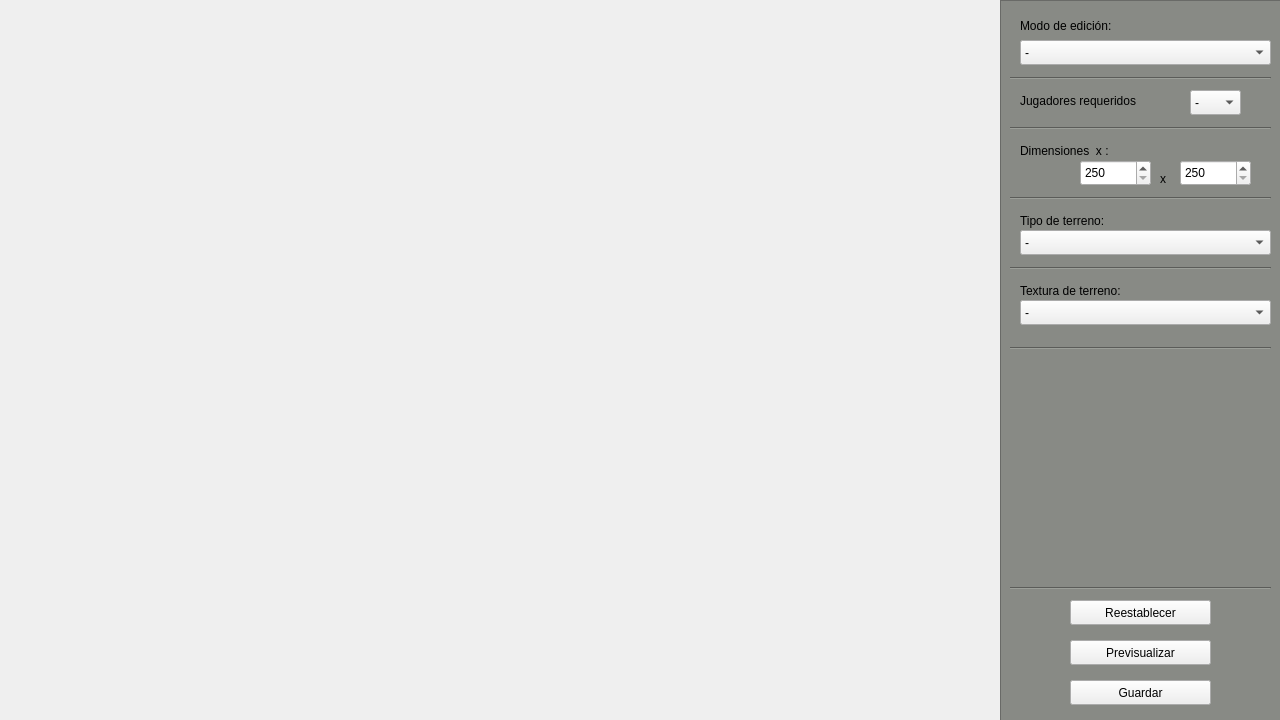
Old version of the form Editor/DuneMapEditor_ui.ui in the repository LGhosn/Dune-Taller-de-Programacion-FIUBA.
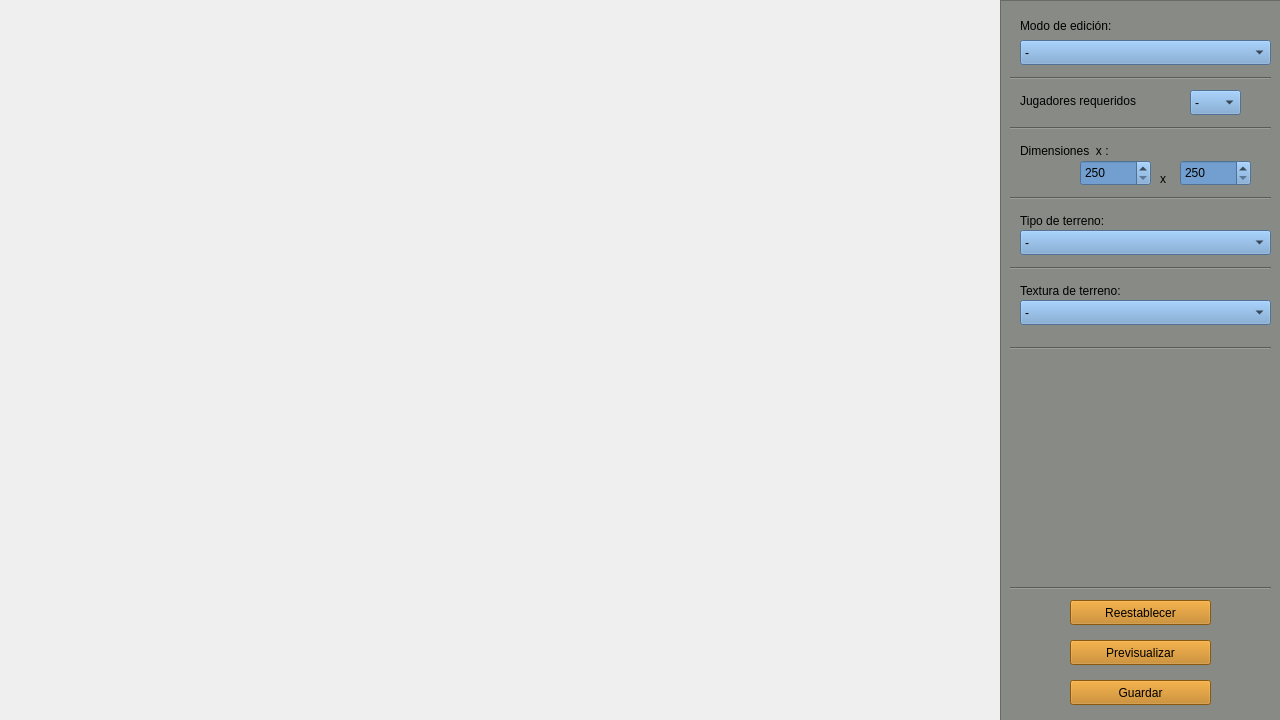
New version of the form.

Diff of the .ui file:
```diff
--- a/Editor/DuneMapEditor_ui.ui
+++ b/Editor/DuneMapEditor_ui.ui
@@ -85,6 +85,10 @@
     <property name="cursor">
      <cursorShape>PointingHandCursor</cursorShape>
     </property>
+    <property name="styleSheet">
+     <string notr="true">background-color: rgb(114, 159, 207);
+</string>
+    </property>
     <property name="insertPolicy">
      <enum>QComboBox::NoInsert</enum>
     </property>
@@ -132,6 +136,9 @@
     <property name="cursor">
      <cursorShape>PointingHandCursor</cursorShape>
     </property>
+    <property name="styleSheet">
+     <string notr="true">background-color: rgb(114, 159, 207);</string>
+    </property>
     <item>
      <property name="text">
       <string>-</string>
@@ -183,6 +190,9 @@
     <property name="cursor">
      <cursorShape>PointingHandCursor</cursorShape>
     </property>
+    <property name="styleSheet">
+     <string notr="true">background-color: rgb(114, 159, 207);</string>
+    </property>
     <property name="minimum">
      <number>250</number>
     </property>
@@ -202,6 +212,9 @@
     <property name="cursor">
      <cursorShape>PointingHandCursor</cursorShape>
     </property>
+    <property name="styleSheet">
+     <string notr="true">background-color: rgb(114, 159, 207);</string>
+    </property>
     <property name="minimum">
      <number>250</number>
     </property>
@@ -221,6 +234,9 @@
     <property name="cursor">
      <cursorShape>PointingHandCursor</cursorShape>
     </property>
+    <property name="styleSheet">
+     <string notr="true">background-color: rgb(193, 125, 17);</string>
+    </property>
     <property name="text">
      <string>Previsualizar</string>
     </property>
@@ -237,6 +253,9 @@
     <property name="cursor">
      <cursorShape>PointingHandCursor</cursorShape>
     </property>
+    <property name="styleSheet">
+     <string notr="true">background-color: rgb(193, 125, 17);</string>
+    </property>
     <property name="text">
      <string>Guardar</string>
     </property>
@@ -253,6 +272,9 @@
     <property name="cursor">
      <cursorShape>PointingHandCursor</cursorShape>
     </property>
+    <property name="styleSheet">
+     <string notr="true">background-color: rgb(193, 125, 17);</string>
+    </property>
     <property name="text">
      <string>Reestablecer</string>
     </property>
@@ -279,6 +301,9 @@
       <height>25</height>
      </rect>
     </property>
+    <property name="styleSheet">
+     <string notr="true">background-color: rgb(114, 159, 207);</string>
+    </property>
     <item>
      <property name="text">
       <string>-</string>
@@ -332,6 +357,9 @@
       <height>25</height>
      </rect>
     </property>
+    <property name="styleSheet">
+     <string notr="true">background-color: rgb(114, 159, 207);</string>
+    </property>
     <item>
      <property name="text">
       <string>-</string>
```
Left out of the diff: 2 changed lines with no effect on the pictures.
